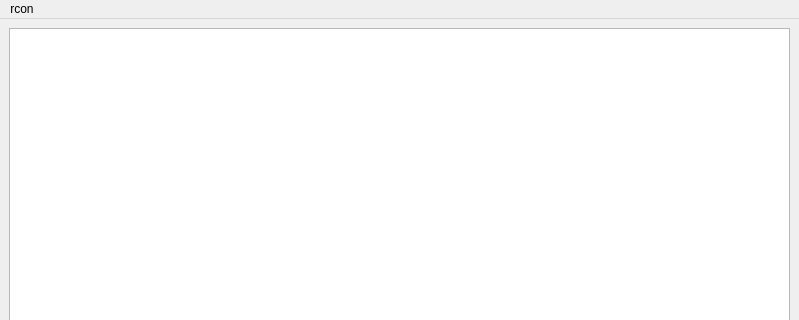
Qt form src/windows/main.ui (BlackCatDevel0per/URCON) before a commit; both pictures show x 0 to 799 and y 0 to 320 of the 799 by 597 pixel window.
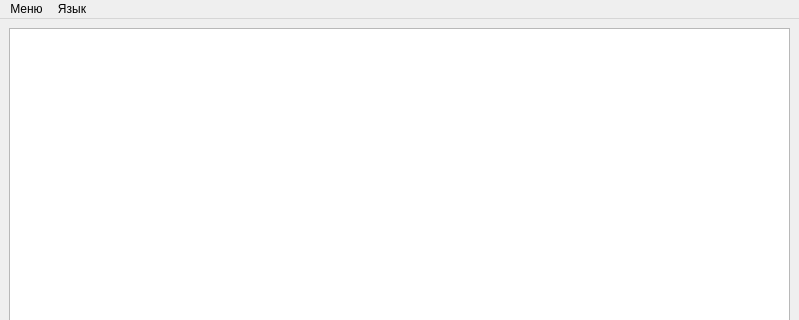
The same form after that commit. Icons and pictures are not drawn.

Commit message:
Скомпанованы окна
Отредактированы окна

Patch:
```diff
--- a/src/windows/main.ui
+++ b/src/windows/main.ui
@@ -61,11 +61,19 @@
    </property>
    <widget class="QMenu" name="menurcon">
     <property name="title">
-     <string>rcon</string>
+     <string>Меню</string>
     </property>
     <addaction name="connectui"/>
    </widget>
+   <widget class="QMenu" name="langmenu">
+    <property name="title">
+     <string>Язык</string>
+    </property>
+    <addaction name="setlangen"/>
+    <addaction name="setlangru"/>
+   </widget>
    <addaction name="menurcon"/>
+   <addaction name="langmenu"/>
   </widget>
   <widget class="QStatusBar" name="statusbar"/>
   <action name="connectui">
```
Left out of the diff: 10 changed lines with no effect on the pictures. The commit also changes 2 other files.
